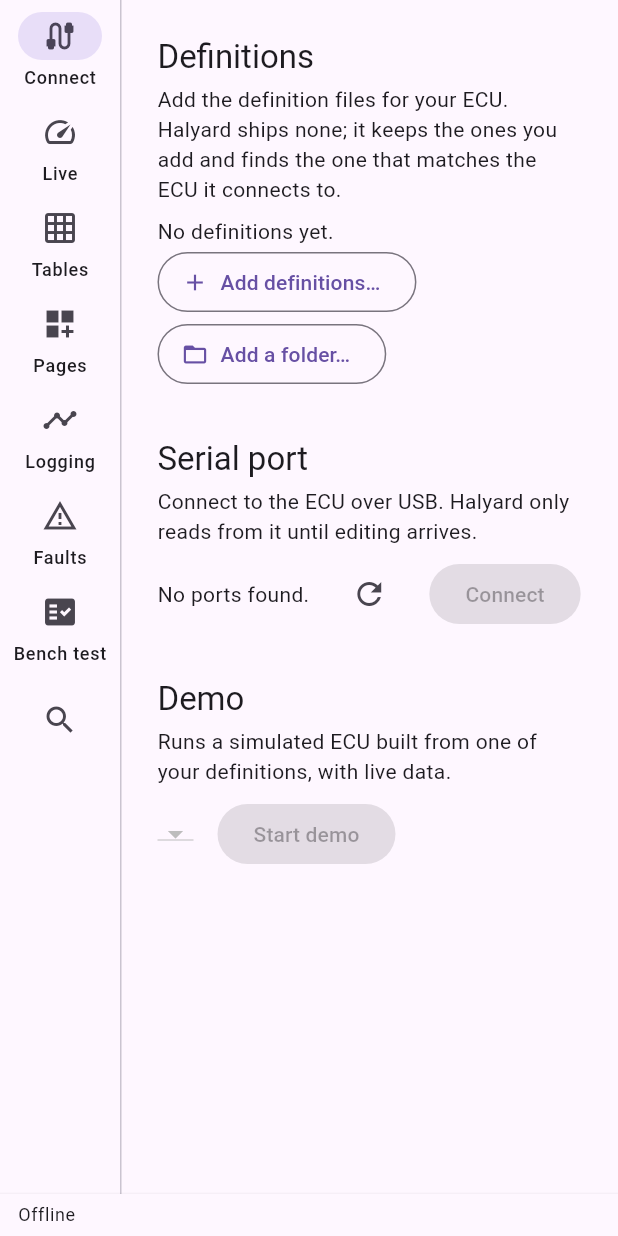
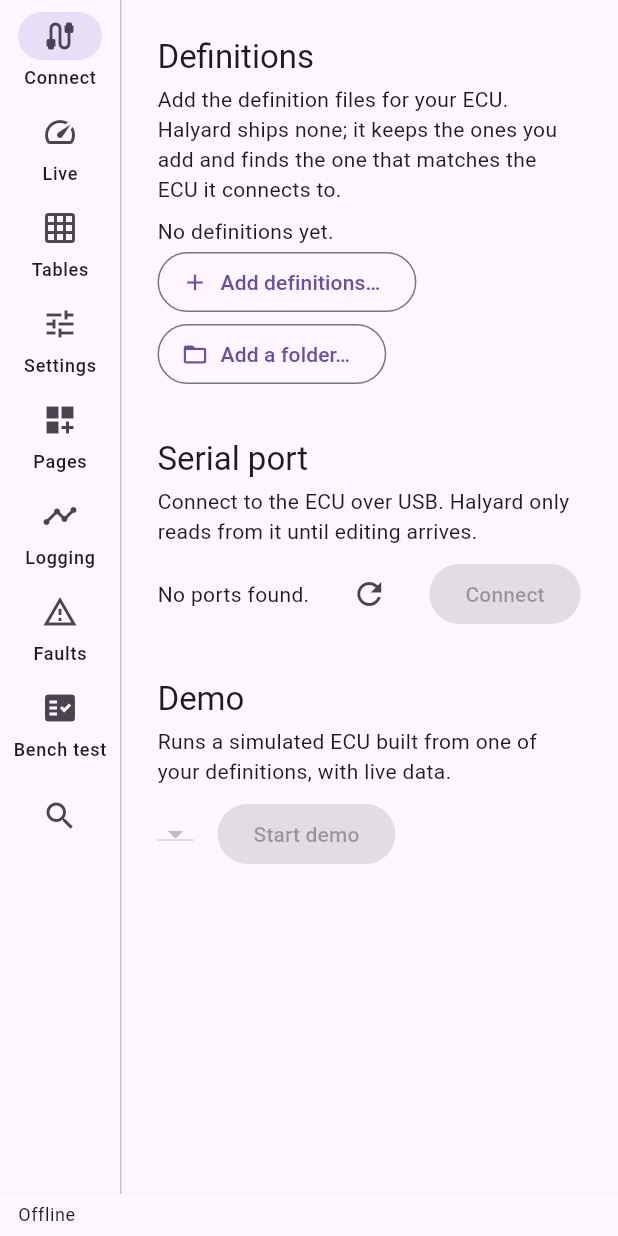
Before and after one commit to kurt-culley/Halyard, a Flutter app: the screen it shows after launch, on a phone screen of 412 x 824 dp. Run offline on Flutter 3.47's test engine with Material 3 defaults, Android fonts, the phone set to English and light mode, and no system bars; our stand-ins replace auto_route, material_ui, web; missing offline and left inert: dart:js_interop, file_selector, flutter_libserialport.

Commit message:
Settings pages read only; the shell's tabs come from one list
Co-Authored-By: Claude Opus 5.5 <noreply@anthropic.com>
Claude-Session: https://claude.ai/code/session_01APgBrCQEMBo4JRP5wi1V3d

```diff
--- a/app/lib/app/desktop_router.dart
+++ b/app/lib/app/desktop_router.dart
@@ -5,6 +5,7 @@ import '../features/connect/connect_page.dart';
 import '../features/faults/faults_page.dart';
 import '../features/live/live_page.dart';
 import '../features/logging/logging_page.dart';
+import '../features/parameters/parameters_page.dart';
 import '../features/tables/tables_page.dart';
 import '../workspace/workspace_page.dart';
 import 'desktop_shell.dart';
@@ -22,6 +23,7 @@ class DesktopRouter extends RootStackRouter {
         AutoRoute(page: ConnectRoute.page, path: 'connect', initial: true),
         AutoRoute(page: LiveRoute.page, path: 'live'),
         AutoRoute(page: TablesRoute.page, path: 'tables'),
+        AutoRoute(page: ParametersRoute.page, path: 'parameters'),
         AutoRoute(page: WorkspaceRoute.page, path: 'pages'),
         AutoRoute(page: LoggingRoute.page, path: 'logging'),
         AutoRoute(page: FaultsRoute.page, path: 'faults'),
--- a/app/lib/app/desktop_shell.dart
+++ b/app/lib/app/desktop_shell.dart
@@ -17,22 +17,24 @@ import 'desktop_router.dart';
 class DesktopShellPage extends StatelessWidget {
   const DesktopShellPage({super.key});
 
-  static const _destinations = [
-    ('Connect', Icons.cable),
-    ('Live', Icons.speed),
-    ('Tables', Icons.grid_on),
-    (WorkspaceStrings.pages, Icons.dashboard_customize),
-    ('Logging', Icons.timeline),
-    ('Faults', Icons.report_problem_outlined),
-    ('Bench test', Icons.fact_check),
+  /// The rail, in order: label, icon and the page it opens.
+  static const _destinations = <(String, IconData, PageRouteInfo)>[
+    ('Connect', Icons.cable, ConnectRoute()),
+    ('Live', Icons.speed, LiveRoute()),
+    ('Tables', Icons.grid_on, TablesRoute()),
+    ('Settings', Icons.tune, ParametersRoute()),
+    (WorkspaceStrings.pages, Icons.dashboard_customize, WorkspaceRoute()),
+    ('Logging', Icons.timeline, LoggingRoute()),
+    ('Faults', Icons.report_problem_outlined, FaultsRoute()),
+    ('Bench test', Icons.fact_check, BenchRoute()),
   ];
-  static const _pagesTab = 3;
+  static final _pagesTab = _destinations.indexWhere((d) => d.$3 is WorkspaceRoute);
 
   /// Every place and action, then every item that can go in a tile.
   static Future<void> openPalette(BuildContext context, TabsRouter tabs) async {
     final w = context.read<WorkspaceController>();
     final commands = <(String, void Function())>[
-      for (final (i, (label, _)) in _destinations.indexed) ('Go to $label', () => tabs.setActiveIndex(i)),
+      for (final (i, (label, _, _)) in _destinations.indexed) ('Go to $label', () => tabs.setActiveIndex(i)),
       (
         WorkspaceStrings.newPage,
         () {
@@ -66,15 +68,7 @@ class DesktopShellPage extends StatelessWidget {
 
   @override
   Widget build(BuildContext context) => AutoTabsRouter(
-    routes: const [
-      ConnectRoute(),
-      LiveRoute(),
-      TablesRoute(),
-      WorkspaceRoute(),
-      LoggingRoute(),
-      FaultsRoute(),
-      BenchRoute(),
-    ],
+    routes: [for (final d in _destinations) d.$3],
     builder: (context, child) {
       final tabs = AutoTabsRouter.of(context);
       return CallbackShortcuts(
@@ -97,7 +91,7 @@ class DesktopShellPage extends StatelessWidget {
                     onPressed: () => openPalette(context, tabs),
                   ),
                   destinations: [
-                    for (final (label, icon) in _destinations)
+                    for (final (label, icon, _) in _destinations)
                       NavigationRailDestination(icon: Icon(icon), label: Text(label)),
                   ],
                 ),
--- /dev/null
+++ b/app/lib/features/parameters/strings.dart
@@ -0,0 +1,21 @@
+import 'package:halyard_core/halyard_core.dart';
+
+abstract final class ParametersStrings {
+  static String unit(MeasurementUnit u) => switch (u) {
+    MeasurementUnit.celsius => '°C',
+    MeasurementUnit.fahrenheit => '°F',
+    MeasurementUnit.volt => 'V',
+    MeasurementUnit.ohm => 'Ω',
+    MeasurementUnit.kPa => 'kPa',
+    MeasurementUnit.psi => 'psi',
+    _ => '',
+  };
+
+  static const notOnline = 'Connect to an ECU to see its settings.';
+  static const choose = 'Choose a settings page.';
+  static const readOnly = 'Read only: editing arrives with the write gate.';
+  static const doesNotApply = 'Does not apply with the current settings';
+  static const links = 'Links';
+  static String driver(int id) => 'Settings $id';
+  static String unset(int id) => id == 0 ? 'None' : 'Link $id';
+}
```
Also changed, not shown: app/lib/features/parameters/parameters_controller.dart (added, +77 -0 lines), app/lib/features/parameters/parameters_page.dart (added, +76 -0 lines), app/lib/app/desktop_router.gr.dart, 3 other files.
